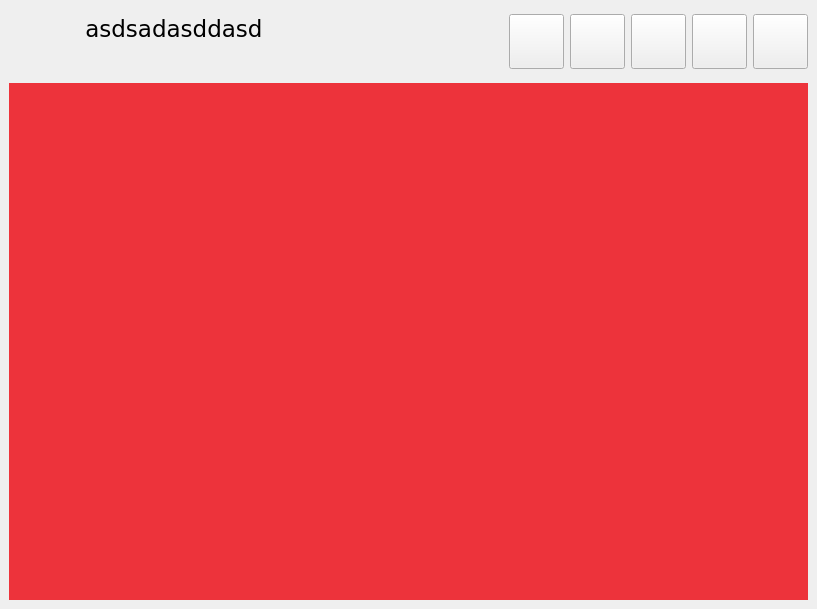
Old version of the form UI/MainPage/mainpage.ui in the repository ikolomiko/ikooskar-qt.
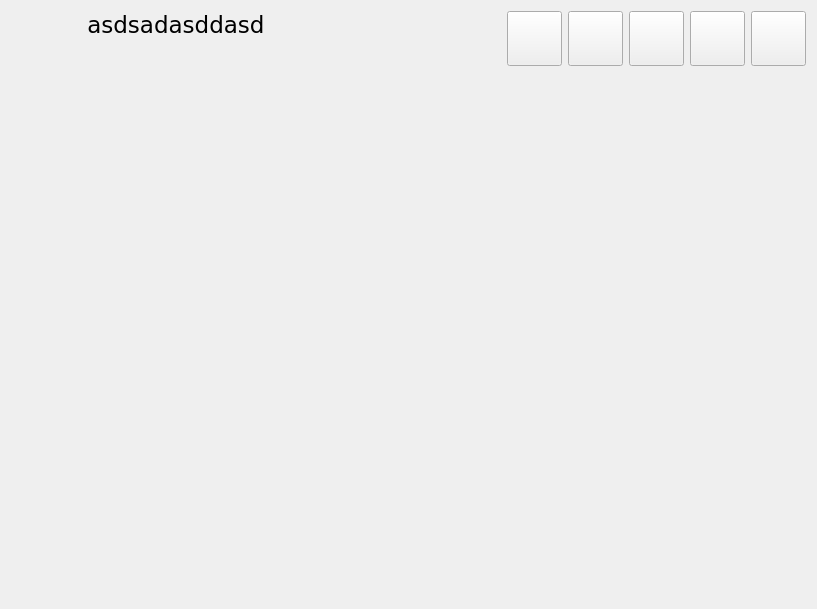
New version of the form. Icons and pictures are not drawn.

Commit message: Implemented basics of navigation and mainpage styling

What changed in the file:
```diff
--- a/UI/MainPage/mainpage.ui
+++ b/UI/MainPage/mainpage.ui
@@ -24,8 +24,44 @@
   </property>
   <widget class="QWidget" name="centralwidget">
    <layout class="QVBoxLayout" name="verticalLayout_2">
+    <property name="spacing">
+     <number>3</number>
+    </property>
+    <property name="sizeConstraint">
+     <enum>QLayout::SetMaximumSize</enum>
+    </property>
+    <property name="leftMargin">
+     <number>11</number>
+    </property>
+    <property name="topMargin">
+     <number>4</number>
+    </property>
+    <property name="rightMargin">
+     <number>11</number>
+    </property>
+    <property name="bottomMargin">
+     <number>11</number>
+    </property>
     <item>
-     <widget class="QFrame" name="frame">
+     <widget class="QFrame" name="frameHeaderbar">
+      <property name="sizePolicy">
+       <sizepolicy hsizetype="Preferred" vsizetype="Preferred">
+        <horstretch>0</horstretch>
+        <verstretch>0</verstretch>
+       </sizepolicy>
+      </property>
+      <property name="minimumSize">
+       <size>
+        <width>0</width>
+        <height>70</height>
+       </size>
+      </property>
+      <property name="maximumSize">
+       <size>
+        <width>16777215</width>
+        <height>70</height>
+       </size>
+      </property>
       <property name="frameShape">
        <enum>QFrame::NoFrame</enum>
       </property>
@@ -40,13 +76,13 @@
         <number>0</number>
        </property>
        <property name="topMargin">
-        <number>3</number>
+        <number>0</number>
        </property>
        <property name="rightMargin">
         <number>0</number>
        </property>
        <property name="bottomMargin">
-        <number>5</number>
+        <number>0</number>
        </property>
        <item>
         <widget class="QPushButton" name="btnCurrentPage">
@@ -94,13 +130,13 @@
        <item>
         <layout class="QVBoxLayout" name="verticalLayout">
          <property name="spacing">
-          <number>2</number>
+          <number>0</number>
          </property>
          <property name="leftMargin">
           <number>3</number>
          </property>
          <property name="topMargin">
-          <number>0</number>
+          <number>1</number>
          </property>
          <property name="rightMargin">
           <number>3</number>
@@ -153,6 +189,9 @@
              <pointsize>12</pointsize>
             </font>
            </property>
+           <property name="styleSheet">
+            <string notr="true">color: #555;</string>
+           </property>
            <property name="text">
             <string>&lt;description&gt;</string>
            </property>
@@ -380,16 +419,42 @@
      </widget>
     </item>
     <item>
-     <widget class="QWidget" name="wdContainer" native="true">
+     <widget class="QFrame" name="frame_2">
       <property name="sizePolicy">
        <sizepolicy hsizetype="Preferred" vsizetype="Preferred">
-        <horstretch>0</horstretch>
-        <verstretch>1</verstretch>
+        <horstretch>1</horstretch>
+        <verstretch>0</verstretch>
        </sizepolicy>
       </property>
-      <property name="styleSheet">
-       <string notr="true">background-color: rgb(237, 51, 59)</string>
+      <property name="autoFillBackground">
+       <bool>false</bool>
       </property>
+      <property name="frameShape">
+       <enum>QFrame::NoFrame</enum>
+      </property>
+      <property name="frameShadow">
+       <enum>QFrame::Plain</enum>
+      </property>
+      <property name="lineWidth">
+       <number>0</number>
+      </property>
+      <layout class="QGridLayout" name="mainContainer">
+       <property name="leftMargin">
+        <number>0</number>
+       </property>
+       <property name="topMargin">
+        <number>0</number>
+       </property>
+       <property name="rightMargin">
+        <number>0</number>
+       </property>
+       <property name="bottomMargin">
+        <number>0</number>
+       </property>
+       <property name="spacing">
+        <number>0</number>
+       </property>
+      </layout>
      </widget>
     </item>
    </layout>
```
The commit also changes 4 other files.
